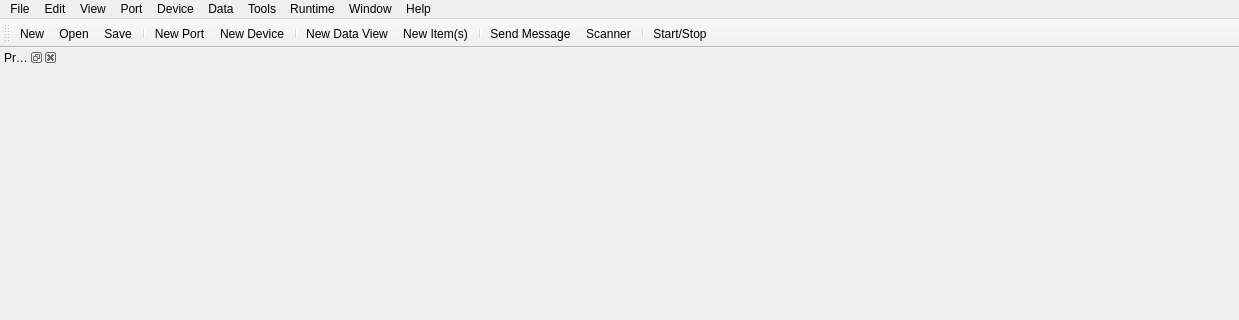
serhmarch/ModbusTools, file src/client/gui/client_ui.ui: the form before one commit; both pictures show x 0 to 1239 and y 0 to 320 of the 1239 by 752 pixel window.
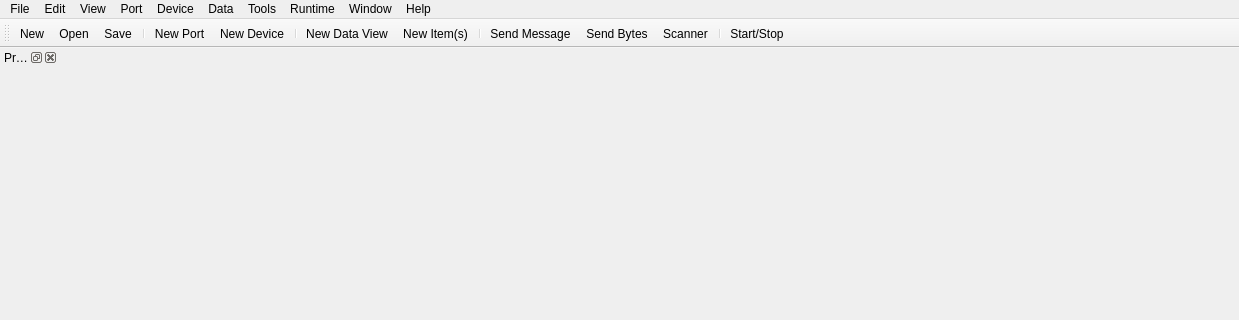
The form after the commit. Icons and pictures are not drawn.

Commit message: Begin to work on SendBytes client utility

Patch:
```diff
--- a/src/client/gui/client_ui.ui
+++ b/src/client/gui/client_ui.ui
@@ -264,6 +264,7 @@
    <addaction name="actionDataViewItemNew"/>
    <addaction name="separator"/>
    <addaction name="actionToolsSendMessage"/>
+   <addaction name="actionToolsSendBytes"/>
    <addaction name="actionToolsScanner"/>
    <addaction name="separator"/>
    <addaction name="actionRuntimeStartStop"/>
@@ -615,6 +616,15 @@
     <string>Import Project ...</string>
    </property>
   </action>
+  <action name="actionToolsSendBytes">
+   <property name="icon">
+    <iconset resource="client_rsc.qrc">
+     <normaloff>:/client/icons/sendbytes.png</normaloff>:/client/icons/sendbytes.png</iconset>
+   </property>
+   <property name="text">
+    <string>Send Bytes ...</string>
+   </property>
+  </action>
  </widget>
  <resources>
   <include location="client_rsc.qrc"/>
```
Left out of the diff: 3 changed lines with no effect on the pictures. The commit also changes 16 other files.
